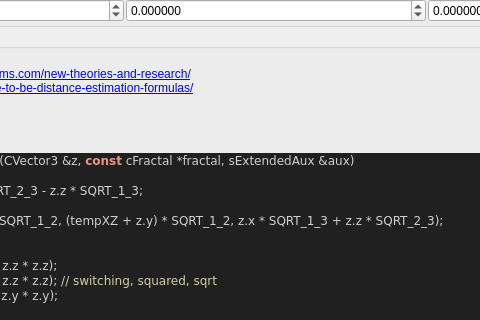
First picture: the form in mandelbulber2/formula/ui/fractal_transf_benesi_t2.ui, repository buddhi1980/mandelbulber2, before the edit; both pictures show x 182 to 662 and y 303 to 623 of the 916 by 1084 pixel window.
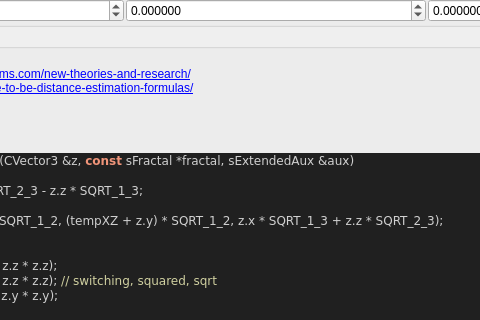
Second picture: the form after the edit. Custom widgets are drawn as their Qt base class.

Diff of the .ui file:
```diff
--- a/mandelbulber2/formula/ui/fractal_transf_benesi_t2.ui
+++ b/mandelbulber2/formula/ui/fractal_transf_benesi_t2.ui
@@ -630,7 +630,7 @@
 &lt;/table&gt;
 &lt;h3&gt;Code&lt;/h3&gt;
 &lt;body style=&quot;background-color:#202020&quot;&gt;
-&lt;pre style=&quot;color:#d0d0d0; background-color:#202020;  font-family:'Courier New',monospace;&quot;&gt;&lt;span style=&quot;color:#f09479; font-weight:bold&quot;&gt;void&lt;/span&gt; &lt;span style=&quot;color:#e47eed&quot;&gt;TransfBenesiT2Iteration&lt;/span&gt;&lt;span style=&quot;color:#d0d0d0&quot;&gt;(&lt;/span&gt;CVector3 &lt;span style=&quot;color:#d0d0d0&quot;&gt;&amp;amp;&lt;/span&gt;z&lt;span style=&quot;color:#d0d0d0&quot;&gt;,&lt;/span&gt; &lt;span style=&quot;color:#f09479; font-weight:bold&quot;&gt;const&lt;/span&gt; cFractal &lt;span style=&quot;color:#d0d0d0&quot;&gt;*&lt;/span&gt;fractal&lt;span style=&quot;color:#d0d0d0&quot;&gt;,&lt;/span&gt; sExtendedAux &lt;span style=&quot;color:#d0d0d0&quot;&gt;&amp;amp;&lt;/span&gt;aux&lt;span style=&quot;color:#d0d0d0&quot;&gt;)&lt;/span&gt;
+&lt;pre style=&quot;color:#d0d0d0; background-color:#202020;  font-family:'Courier New',monospace;&quot;&gt;&lt;span style=&quot;color:#f09479; font-weight:bold&quot;&gt;void&lt;/span&gt; &lt;span style=&quot;color:#e47eed&quot;&gt;TransfBenesiT2Iteration&lt;/span&gt;&lt;span style=&quot;color:#d0d0d0&quot;&gt;(&lt;/span&gt;CVector3 &lt;span style=&quot;color:#d0d0d0&quot;&gt;&amp;amp;&lt;/span&gt;z&lt;span style=&quot;color:#d0d0d0&quot;&gt;,&lt;/span&gt; &lt;span style=&quot;color:#f09479; font-weight:bold&quot;&gt;const&lt;/span&gt; sFractal &lt;span style=&quot;color:#d0d0d0&quot;&gt;*&lt;/span&gt;fractal&lt;span style=&quot;color:#d0d0d0&quot;&gt;,&lt;/span&gt; sExtendedAux &lt;span style=&quot;color:#d0d0d0&quot;&gt;&amp;amp;&lt;/span&gt;aux&lt;span style=&quot;color:#d0d0d0&quot;&gt;)&lt;/span&gt;
 &lt;span style=&quot;color:#d0d0d0&quot;&gt;{&lt;/span&gt;
   &lt;span style=&quot;color:#f09479; font-weight:bold&quot;&gt;double&lt;/span&gt; tempXZ &lt;span style=&quot;color:#d0d0d0&quot;&gt;=&lt;/span&gt; z&lt;span style=&quot;color:#d0d0d0&quot;&gt;.&lt;/span&gt;x &lt;span style=&quot;color:#d0d0d0&quot;&gt;*&lt;/span&gt; SQRT_2_3 &lt;span style=&quot;color:#d0d0d0&quot;&gt;-&lt;/span&gt; z&lt;span style=&quot;color:#d0d0d0&quot;&gt;.&lt;/span&gt;z &lt;span style=&quot;color:#d0d0d0&quot;&gt;*&lt;/span&gt; SQRT_1_3&lt;span style=&quot;color:#d0d0d0&quot;&gt;;&lt;/span&gt;
   z &lt;span style=&quot;color:#d0d0d0&quot;&gt;=&lt;/span&gt;
```
